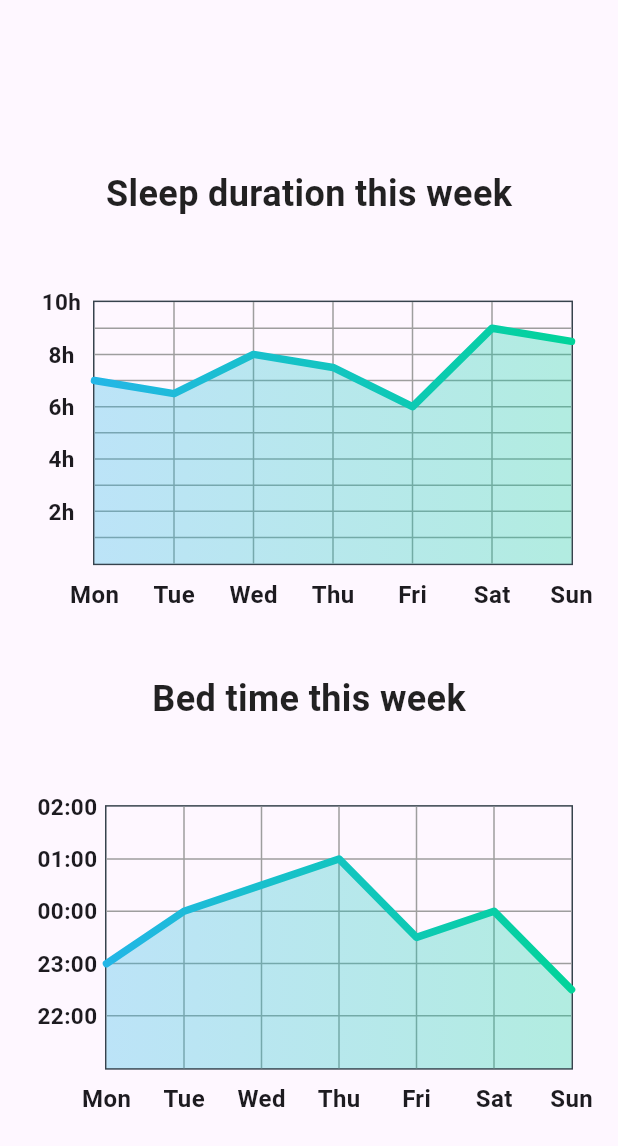
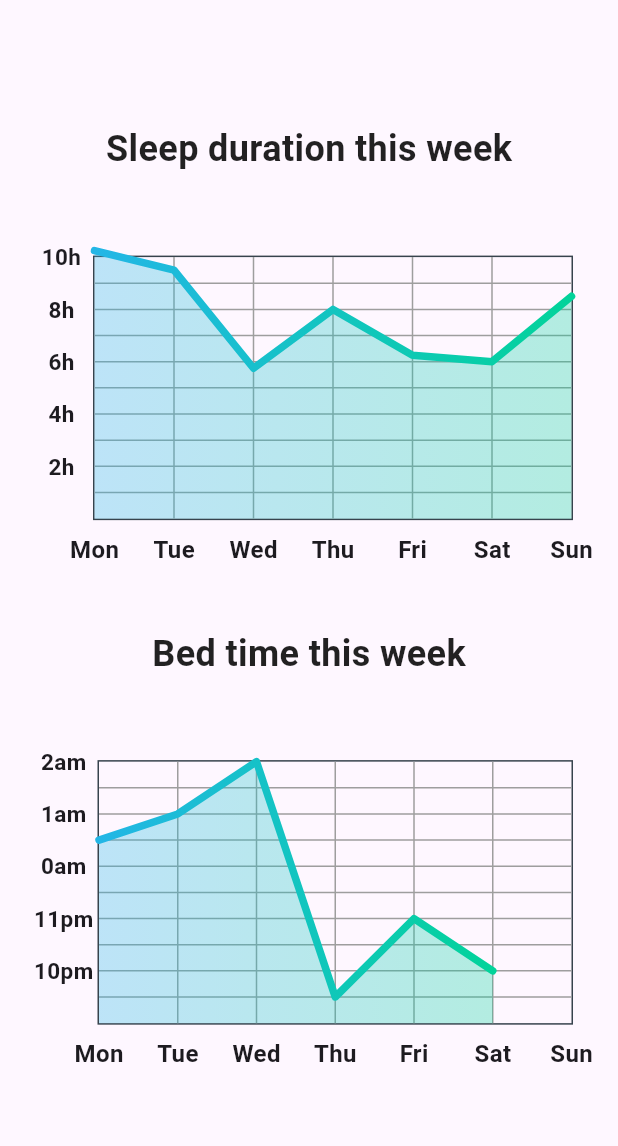
Before and after one commit to deepsleep-project/app, a Flutter app: the screen it shows after launch, swiped to page 2, on a phone screen of 412 x 824 dp. Shown: the top 1146 px of the screen. Run offline on Flutter 3.47's test engine with Material 3 defaults, Android fonts, the phone set to English and light mode, and no system bars; drawn by our look-alikes of fl_chart; our stand-ins replace localstorage.

Commit message:
feat: draw line charts using real sleep data

```diff
--- a/lib/friend_page.dart
+++ b/lib/friend_page.dart
@@ -12,7 +12,7 @@ class FriendPage extends StatefulWidget {
 }
 
 class _FriendPageState extends State<FriendPage> {
-  String _username = 'You are not registered yet';
+  String _username = 'You are not registered.';
   String _userId = '';
   String _tempFriendName = '';
   List<FriendRecord> _friends = [];
@@ -38,20 +38,26 @@ class _FriendPageState extends State<FriendPage> {
   Future<void> _loadInitialUserState() async {
     String? username = await SleepStorage.loadUsername();
     String? userId = await SleepStorage.loadUserId();
-    List<FriendRequest> requests =
-        await Internet.fetchFriendRequest(userId ?? '') ?? [];
-    List<FriendRecord> friends = await Internet.getFriendList(userId ?? '');
+    List<FriendRequest> requests = [];
+    if (userId != null && userId.isNotEmpty) {
+      requests = await Internet.fetchFriendRequest(userId) ?? [];
+    }
+    List<FriendRecord> friends = [];
+    if ((userId ?? '').isNotEmpty) {
+      friends = await Internet.getFriendList(userId!) ?? [];
+    }
     setState(() {
-      _username = username ?? 'Not yet registered';
+      _username = username ?? 'You are not registered.';
       _userId = userId ?? '';
-      if (requests.isNotEmpty) _friendRequests = requests;
-      if (friends.isNotEmpty) _friends = friends;
+
+      _friendRequests = requests;
+      _friends = friends;
+      if (_friendRequests.isNotEmpty) {
+        ScaffoldMessenger.of(
+          context,
+        ).showSnackBar(SnackBar(content: Text('You have new friend requests')));
+      }
     });
-    if (_friendRequests.isNotEmpty) {
-      ScaffoldMessenger.of(
-        context,
-      ).showSnackBar(SnackBar(content: Text('You have new friend requests')));
-    }
   }
 
   @override
@@ -128,19 +134,21 @@ class _FriendPageState extends State<FriendPage> {
                               },
                             );
                             if (newUsername != null && newUsername.isNotEmpty) {
-                              await SleepStorage.saveUsername(newUsername);
                               final id = await Internet.fetchUid(newUsername);
                               setState(() {
                                 _username = newUsername;
                                 _userId = id ?? '';
                               });
-                              await SleepStorage.saveUserId(_userId);
+
                               if (_userId.isEmpty) {
                                 ScaffoldMessenger.of(context).showSnackBar(
                                   SnackBar(
-                                    content: Text('Error fetching user ID'),
+                                    content: Text('Error registering user'),
                                   ),
                                 );
+                              } else {
+                                await SleepStorage.saveUsername(newUsername);
+                                await SleepStorage.saveUserId(_userId);
                               }
                             }
                           },
--- a/lib/home_page.dart
+++ b/lib/home_page.dart
@@ -18,6 +18,180 @@ class HomePage extends StatefulWidget {
 class _HomePageState extends State<HomePage> {
   String _formattedTime = '';
   bool _isSleeping = false;
+
+  final DateTime _exampleTime = DateTime.utc(2025, 6, 2, 0, 0);
+
+  // Example sleep records for the past 7 days with varied times
+  final List<SleepRecord> _exampleRecords = [
+    // Most recent night
+    SleepRecord(
+      start: DateTime.utc(
+        2025,
+        6,
+        2,
+        0,
+        0,
+      ).subtract(Duration(days: 0, hours: 2)).toIso8601String(),
+      end: DateTime.utc(
+        2025,
+        6,
+        2,
+        0,
+        0,
+      ).add(Duration(days: 0, hours: 6, minutes: 30)).toIso8601String(),
+      date: DateTime.utc(
+        2025,
+        6,
+        2,
+        0,
+        0,
+      ).subtract(Duration(days: 0)).toIso8601String(),
+    ),
+    // 1 day ago, short sleep
+    SleepRecord(
+      start: DateTime.utc(
+        2025,
+        6,
+        2,
+        0,
+        0,
+      ).subtract(Duration(days: 1, hours: 1)).toIso8601String(),
+      end: DateTime.utc(
+        2025,
+        6,
+        2,
+        0,
+        0,
+      ).subtract(Duration(days: 1, hours: -5)).toIso8601String(),
+      date: DateTime.utc(
+        2025,
+        6,
+        2,
+        0,
+        0,
+      ).subtract(Duration(days: 1)).toIso8601String(),
+    ),
+    // 2 days ago, late night
+    SleepRecord(
+      start: DateTime.utc(
+        2025,
+        6,
+        2,
+        0,
+        0,
+      ).subtract(Duration(days: 2, hours: 2, minutes: 30)).toIso8601String(),
+      end: DateTime.utc(
+        2025,
+        6,
+        2,
+        0,
+        0,
+      ).subtract(Duration(days: 2, hours: -4, minutes: 15)).toIso8601String(),
+      date: DateTime.utc(
+        2025,
+        6,
+        2,
+        0,
+        0,
+      ).subtract(Duration(days: 2)).toIso8601String(),
+    ),
+    // 3 days ago, long sleep
+    SleepRecord(
+      start: DateTime.utc(
+        2025,
+        6,
+        2,
+        0,
+        0,
+      ).subtract(Duration(days: 3, hours: 22)).toIso8601String(),
+      end: DateTime.utc(
+        2025,
+        6,
+        2,
+        0,
+        0,
+      ).subtract(Duration(days: 3, hours: 14)).toIso8601String(),
+      date: DateTime.utc(
+        2025,
+        6,
+        2,
+        0,
+        0,
+      ).subtract(Duration(days: 3)).toIso8601String(),
+    ),
+    // 4 days ago, nap only
+    SleepRecord(
+      start: DateTime.utc(
+        2025,
+        6,
+        2,
+        0,
+        0,
+      ).subtract(Duration(days: 4, hours: 23)).toIso8601String(),
+      end: DateTime.utc(
+        2025,
+        6,
+        2,
+        0,
+        0,
+      ).subtract(Duration(days: 4, hours: 17, minutes: 15)).toIso8601String(),
+      date: DateTime.utc(
+        2025,
+        6,
+        2,
+        0,
+        0,
+      ).subtract(Duration(days: 4)).toIso8601String(),
+    ),
+    // 5 days ago, normal sleep
+    SleepRecord(
+      start: DateTime.utc(
+        2025,
+        6,
+        2,
+        0,
+        0,
+      ).subtract(Duration(days: 5, hours: 23, minutes: 30)).toIso8601String(),
+      end: DateTime.utc(
+        2025,
+        6,
+        2,
+        0,
+        0,
+      ).subtract(Duration(days: 5, hours: 14)).toIso8601String(),
+      date: DateTime.utc(
+        2025,
+        6,
+        2,
+        0,
+        0,
+      ).subtract(Duration(days: 5)).toIso8601String(),
+    ),
+    // 6 days ago, early sleep
+    SleepRecord(
+      start: DateTime.utc(
+        2025,
+        6,
+        2,
+        0,
+        0,
+      ).subtract(Duration(days: 6, hours: 21, minutes: 45)).toIso8601String(),
+      end: DateTime.utc(
+        2025,
+        6,
+        2,
+        0,
+        0,
+      ).subtract(Duration(days: 6, hours: 11, minutes: 30)).toIso8601String(),
+      date: DateTime.utc(
+        2025,
+        6,
+        2,
+        0,
+        0,
+      ).subtract(Duration(days: 6)).toIso8601String(),
+    ),
+  ];
 
   @override
   void initState() {
@@ -301,7 +475,20 @@ class _HomePageState extends State<HomePage> {
               ),
             ],
           ),
-          StatPage(),
+          FutureBuilder<List<SleepRecord>>(
+            future: SleepStorage.loadRecords(),
+            builder: (context, snapshot) {
+              if (snapshot.hasData) {
+                return StatPage(
+                  // Uncomment this line to show charts using real sleep data
+                  // sleepRecords: snapshot.data!,
+                  sleepRecords: _exampleRecords.reversed.toList(),
+                );
+              } else {
+                return Center(child: Text('loading'));
+              }
+            },
+          ),
         ],
       ),
     );
--- a/lib/internet.dart
+++ b/lib/internet.dart
@@ -77,11 +77,12 @@ abstract class Internet {
     return friendRequests;
   }
 
-  static Future<List<FriendRecord>> getFriendList(String uid) async {
-    final url = Uri.parse('http://146.169.26.221:3000/friend/$uid');
+  static Future<List<FriendRecord>?> getFriendList(String uid) async {
+    final url = Uri.parse('$_serverURL/friend/$uid');
 
     final response = await http.get(url);
 
+    if (response.statusCode == 200) {
       final ids = jsonDecode(response.body);
 
       List<FriendRecord> result = [];
@@ -91,6 +92,9 @@ abstract class Internet {
         result.add(FriendRecord(username: foo ?? '', userId: ids[i]));
       }
       return result;
+    } else {
+      return null;
+    }
   }
 
   static Future<void> respondToFriendRequest(
--- a/lib/stat_page.dart
+++ b/lib/stat_page.dart
@@ -1,21 +1,16 @@
+import 'package:drp_19/storage.dart';
 import 'package:fl_chart/fl_chart.dart';
 import 'package:flutter/material.dart';
 
-// Replace with your actual SleepStorage and record model import
-// import 'your_storage_file.dart';
-
-class StatPage extends StatefulWidget {
-  const StatPage({super.key});
-
-  @override
-  _StatPageState createState() => _StatPageState();
-}
-
-class _StatPageState extends State<StatPage> {
+class StatPage extends StatelessWidget {
+  final List<SleepRecord> sleepRecords;
+  final DateTime now = DateTime.now();
   static const List<Color> gradientColors = [
     Color(0xff23b6e6),
     Color(0xff02d39a),
   ];
+
+  StatPage({super.key, required this.sleepRecords});
 
   @override
   Widget build(BuildContext context) {
@@ -28,11 +23,6 @@ class _StatPageState extends State<StatPage> {
           child: Column(
             spacing: 30,
             children: [
-              Row(children: [Stack(children:[
-
-                    ]
-                  )]),
-
               Text(
                 'Sleep duration this week',
                 style: TextStyle(
@@ -51,7 +41,7 @@ class _StatPageState extends State<StatPage> {
                     top: 24,
                     bottom: 12,
                   ),
-                  child: LineChart(mainData()),
+                  child: LineChart(sleepDurationChart()),
                 ),
               ),
 
@@ -72,126 +62,7 @@ class _StatPageState extends State<StatPage> {
                     top: 24,
                     bottom: 12,
                   ),
-                  child: LineChart(
-                    LineChartData(
-                      gridData: FlGridData(
-                        show: true,
-                        drawVerticalLine: true,
-                        horizontalInterval: 1,
-                        verticalInterval: 1,
-                        getDrawingHorizontalLine: (value) {
-                          return const FlLine(
-                            color: Colors.grey,
-                            strokeWidth: 1,
-                          );
-                        },
-                        getDrawingVerticalLine: (value) {
-                          return const FlLine(
-                            color: Colors.grey,
-                            strokeWidth: 1,
-                          );
-                        },
-                      ),
-                      titlesData: FlTitlesData(
-                        show: true,
-                        rightTitles: const AxisTitles(
-                          sideTitles: SideTitles(showTitles: false),
-                        ),
-                        topTitles: const AxisTitles(
-                          sideTitles: SideTitles(showTitles: false),
-                        ),
-                        bottomTitles: AxisTitles(
-                          sideTitles: SideTitles(
-                            showTitles: true,
-                            reservedSize: 30,
-                            interval: 1,
-                            getTitlesWidget: bottomTitleWidgets,
-                          ),
-                        ),
-                        leftTitles: AxisTitles(
-                          sideTitles: SideTitles(
-                            showTitles: true,
-                            interval: 1,
-                            reservedSize: 50,
-                            getTitlesWidget: (value, meta) {
-                              const style = TextStyle(
-                                fontWeight: FontWeight.bold,
-                                fontSize: 15,
-                              );
-                              switch (value.toInt()) {
-                                case 22:
-                                  return Text(
-                                    '22:00',
-                                    style: style,
-                                    textAlign: TextAlign.center,
-                                  );
-                                case 23:
-                                  return Text(
-                                    '23:00',
-                                    style: style,
-                                    textAlign: TextAlign.center,
-                                  );
-                                case 24:
-                                  return Text(
-                                    '00:00',
-                                    style: style,
-                                    textAlign: TextAlign.center,
-                                  );
-                                case 25:
-                                  return Text(
-                                    '01:00',
-                                    style: style,
-                                    textAlign: TextAlign.center,
-                                  );
-                                case 26:
-                                  return Text(
-                                    '02:00',
-                                    style: style,
-                                    textAlign: TextAlign.center,
-                                  );
-                                default:
-                                  return Container();
-                              }
-                            },
-                          ),
-                        ),
-                      ),
-                      borderData: FlBorderData(
-                        show: true,
-                        border: Border.all(color: const Color(0xff37434d)),
-                      ),
-                      minX: 1,
-                      maxX: 7,
-                      minY: 21,
-                      maxY: 26,
-                      lineBarsData: [
-                        LineChartBarData(
-                          spots: const [
-                            FlSpot(1, 23), // Mon: 11 PM
-                            FlSpot(2, 24), // Tue: 12 AM
-                            FlSpot(3, 24.5), // Wed: 12:30 AM
-                            FlSpot(4, 25), // Thu: 1 AM
-                            FlSpot(5, 23.5), // Fri: 11:30 PM
-                            FlSpot(6, 24), // Sat: 12 AM
-                            FlSpot(7, 22.5), // Sun: 10:30 PM
-                          ],
-                          isCurved: false,
-                          gradient: LinearGradient(colors: gradientColors),
-                          barWidth: 5,
-                          isStrokeCapRound: true,
-                          dotData: const FlDotData(show: false),
-                          belowBarData: BarAreaData(
-                            show: true,
-                            gradient: LinearGradient(
-                              colors: gradientColors
-                                  .map((color) => color.withOpacity(0.3))
-                                  .toList(),
-                            ),
-                          ),
-                        ),
-                      ],
-                    ),
-                  ),
+                  child: LineChart(bedTimeChart()),
                 ),
               ),
             ],
@@ -203,38 +74,41 @@ class _StatPageState extends State<StatPage> {
 
   Widget bottomTitleWidgets(double value, TitleMeta meta) {
     const style = TextStyle(fontWeight: FontWeight.bold, fontSize: 16);
+
+    // Get current weekday and hour
+    int currentWeekday = now.weekday; // 1 (Mon) - 7 (Sun)
+    int currentHour = now.hour;
+
+    // Determine the reference day for case 7
+    int referenceWeekday;
+    if (currentHour >= 12) {
+      referenceWeekday = currentWeekday;
+    } else {
+      referenceWeekday = currentWeekday - 1;
+      if (referenceWeekday == 0) referenceWeekday = 7;
+    }
+
+    // Build the list of weekdays for the chart
+    // weekdays[0] = day for case 1, weekdays[6] = day for case 7
+    List<String> weekDays = ['Mon', 'Tue', 'Wed', 'Thu', 'Fri', 'Sat', 'Sun'];
+    List<String> chartDays = List.generate(7, (i) {
+      int dayIndex = (referenceWeekday - 7 + i) % 7;
+      if (dayIndex < 0) dayIndex += 7;
+      return weekDays[dayIndex];
+    });
+
     Widget text;
-    switch (value.toInt()) {
-      case 1:
-        text = const Text('Mon', style: style);
-        break;
-      case 2:
-        text = const Text('Tue', style: style);
-        break;
-      case 3:
-        text = const Text('Wed', style: style);
-        break;
-      case 4:
-        text = const Text('Thu', style: style);
-        break;
-      case 5:
-        text = const Text('Fri', style: style);
-        break;
-      case 6:
-        text = const Text('Sat', style: style);
-        break;
-      case 7:
-        text = const Text('Sun', style: style);
-        break;
-      default:
-        text = const Text('', style: style);
-        break;
+    int idx = value.toInt() - 1;
+    if (idx >= 0 && idx < 7) {
+      text = Text(chartDays[idx], style: style);
+    } else {
+      text = const Text('', style: style);
     }
 
     return SideTitleWidget(meta: meta, child: text);
   }
 
-  Widget leftTitleWidgets(double value, TitleMeta meta) {
+  Widget leftHourTitleWidgets(double value, TitleMeta meta) {
     const style = TextStyle(fontWeight: FontWeight.bold, fontSize: 15);
     String text;
     switch (value.toInt()) {
@@ -260,7 +134,76 @@ class _StatPageState extends State<StatPage> {
     return Text(text, style: style, textAlign: TextAlign.center);
   }
 
-  LineChartData mainData() {
+  Widget leftTimeTitleWidgets(double value, TitleMeta meta) {
+    const style = TextStyle(fontWeight: FontWeight.bold, fontSize: 15);
+    String text;
+    switch (value.toInt()) {
+      case 22:
+        text = '10pm';
+        break;
+      case 23:
+        text = '11pm';
+        break;
+      case 24:
+        text = '0am';
+        break;
+      case 25:
+        text = '1am';
+        break;
+      case 26:
+        text = '2am';
+        break;
+      default:
+        return Container();
+    }
+
+    return Text(text, style: style, textAlign: TextAlign.center);
+  }
+
+  LineChartData sleepDurationChart() {
+    // Prepare sleep duration data for the last 7 days
+    int currentHour = now.hour;
+
+    // Build a list of the last 7 days (from oldest to newest)
+    List<DateTime> last7Days = List.generate(7, (i) {
+      int daysAgo = 6 - i;
+      if (currentHour < 12) {
+        // If current hour is before noon, adjust the reference day
+        daysAgo += 1;
+      }
+      DateTime day = now.subtract(Duration(days: daysAgo));
+      // Set to midnight for comparison
+      return DateTime(day.year, day.month, day.day);
+    });
+
+    // Map weekday index (1-7) to sleep duration (in hours)
+    List<FlSpot> spots = [];
+    for (int i = 0; i < 7; i++) {
+      DateTime day = last7Days[i];
+      // Find the record for this day
+      final record = sleepRecords.firstWhere(
+        (r) {
+          final startDate = DateTime.parse(r.start);
+          return startDate.year == day.year &&
+              startDate.month == day.month &&
+              startDate.day == day.day;
+        },
+        orElse: () => SleepRecord(
+          start: DateTime(2000).toIso8601String(),
+          end: DateTime(2000).toIso8601String(),
+          date: DateTime(2000).toIso8601String(),
+        ),
+      );
+      double duration = 0;
+      final startDate = DateTime.parse(record.start);
+      final endDate = DateTime.parse(record.end);
+      duration = endDate.difference(startDate).inMinutes / 60.0;
+      if (duration < 0) duration = 0;
+      if (startDate.year != 2000) {
+        spots.add(FlSpot((i + 1).toDouble(), duration));
+      }
+    }
+
     return LineChartData(
       gridData: FlGridData(
         show: true,
@@ -292,7 +235,7 @@ class _StatPageState extends State<StatPage> {
           sideTitles: SideTitles(
             showTitles: true,
             interval: 1,
-            getTitlesWidget: leftTitleWidgets,
+            getTitlesWidget: leftHourTitleWidgets,
             reservedSize: 42,
           ),
         ),
@@ -307,25 +250,130 @@ class _StatPageState extends State<StatPage> {
       maxY: 10,
       lineBarsData: [
         LineChartBarData(
-          spots: const [
-            FlSpot(1, 7),
-            FlSpot(2, 6.5),
-            FlSpot(3, 8),
-            FlSpot(4, 7.5),
-            FlSpot(5, 6),
-            FlSpot(6, 9),
-            FlSpot(7, 8.5),
-          ],
+          spots: spots,
           isCurved: false,
-          gradient: LinearGradient(colors: gradientColors),
+          gradient: LinearGradient(colors: StatPage.gradientColors),
           barWidth: 5,
           isStrokeCapRound: true,
           dotData: const FlDotData(show: false),
           belowBarData: BarAreaData(
             show: true,
             gradient: LinearGradient(
-              colors: gradientColors
-                  .map((color) => color.withValues(alpha: 0.3))
+              colors: StatPage.gradientColors
+                  .map((color) => color.withAlpha((0.3 * 255).toInt()))
+                  .toList(),
+            ),
+          ),
+        ),
+      ],
+    );
+  }
+
+  LineChartData bedTimeChart() {
+    // Prepare bed time data for the last 7 days
+    int currentWeekday = now.weekday;
+    int currentHour = now.hour;
+    int referenceWeekday = (currentHour >= 12)
+        ? currentWeekday
+        : (currentWeekday - 1 == 0 ? 7 : currentWeekday - 1);
+
+    // Build a list of the last 7 days (from oldest to newest)
+    List<DateTime> last7Days = List.generate(7, (i) {
+      int daysAgo = 6 - i;
+      int weekdayOffset = (referenceWeekday - 7 + i) % 7;
+      if (weekdayOffset < 0) weekdayOffset += 7;
+      DateTime day = now.subtract(Duration(days: daysAgo));
+      // Set to midnight for comparison
+      return DateTime(day.year, day.month, day.day);
+    });
+
+    // Map weekday index (1-7) to bed time (in hour, e.g. 23.5 for 23:30)
+    List<FlSpot> spots = [];
+    for (int i = 0; i < 7; i++) {
+      DateTime day = last7Days[i];
+      final record = sleepRecords.firstWhere(
+        (r) =>
+            DateTime.parse(r.start).year == day.year &&
+            DateTime.parse(r.start).month == day.month &&
+            DateTime.parse(r.start).day == day.day,
+        orElse: () => SleepRecord(
+          start: DateTime(2000).toIso8601String(),
+          end: DateTime(2000).toIso8601String(),
+          date: DateTime(2000).toIso8601String(),
+        ),
+      );
+      double bedTime = 0;
+      // Check if the record is a placeholder by comparing the start date
+      if (DateTime.parse(record.start).year != 2000) {
+        // If sleepStart is before 21:00, treat as after midnight (e.g. 1am = 25)
+        int hour = DateTime.parse(record.start).hour;
+        double minute = DateTime.parse(record.start).minute / 60.0;
+        if (hour < 12) {
+          bedTime = hour + 24 + minute;
+        } else {
+          bedTime = hour + minute;
+        }
+        spots.add(FlSpot((i + 1).toDouble(), bedTime));
+      }
+    }
+
+    return LineChartData(
+      gridData: FlGridData(
+        show: true,
+        drawVerticalLine: true,
+        horizontalInterval: 0.5,
+        verticalInterval: 1,
+        getDrawingHorizontalLine: (value) {
+          return const FlLine(color: Colors.grey, strokeWidth: 1);
+        },
+        getDrawingVerticalLine: (value) {
+          return const FlLine(color: Colors.grey, strokeWidth: 1);
+        },
+      ),
+      titlesData: FlTitlesData(
+        show: true,
+        rightTitles: const AxisTitles(
+          sideTitles: SideTitles(showTitles: false),
+        ),
+        topTitles: const AxisTitles(sideTitles: SideTitles(showTitles: false)),
+        bottomTitles: AxisTitles(
+          sideTitles: SideTitles(
+            showTitles: true,
+            reservedSize: 30,
+            interval: 1,
+            getTitlesWidget: bottomTitleWidgets,
+          ),
+        ),
+        leftTitles: AxisTitles(
+          sideTitles: SideTitles(
+            showTitles: true,
+            interval: 1,
+            getTitlesWidget: leftTimeTitleWidgets,
+            reservedSize: 45,
+          ),
+        ),
+      ),
+      borderData: FlBorderData(
+        show: true,
+        border: Border.all(color: const Color(0xff37434d)),
+      ),
+      minX: 1,
+      maxX: 7,
+      minY: 21,
+      maxY: 26,
+      lineBarsData: [
+        LineChartBarData(
+          spots: spots,
+          isCurved: false,
+          gradient: LinearGradient(colors: StatPage.gradientColors),
+          barWidth: 5,
+          isStrokeCapRound: true,
+          dotData: const FlDotData(show: false),
+          belowBarData: BarAreaData(
+            show: true,
+            gradient: LinearGradient(
+              colors: StatPage.gradientColors
+                  .map((color) => color.withAlpha((0.3 * 255).toInt()))
                   .toList(),
             ),
           ),
```
Lines whose indentation alone changed are shown as unchanged.
